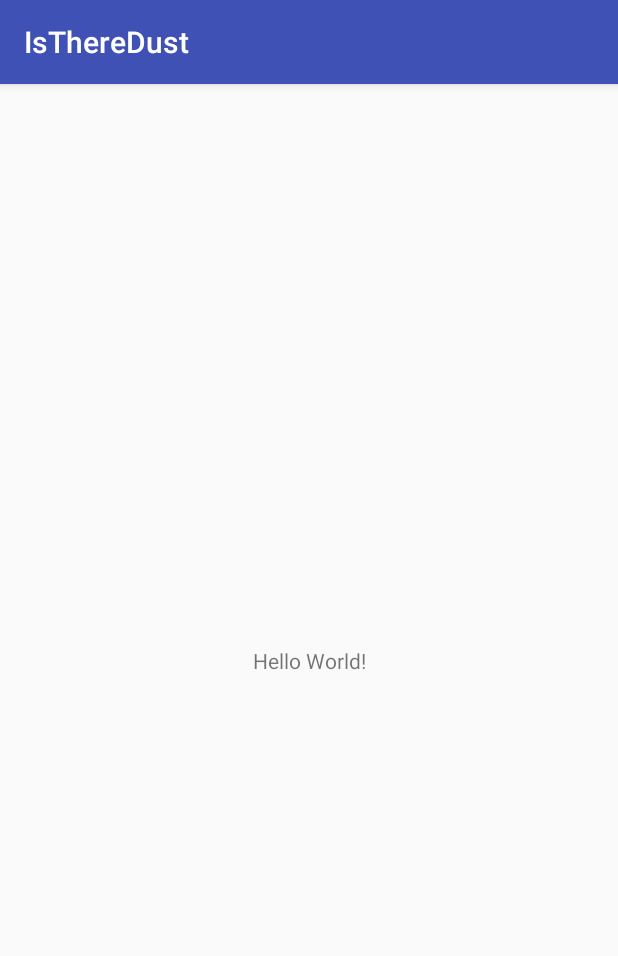
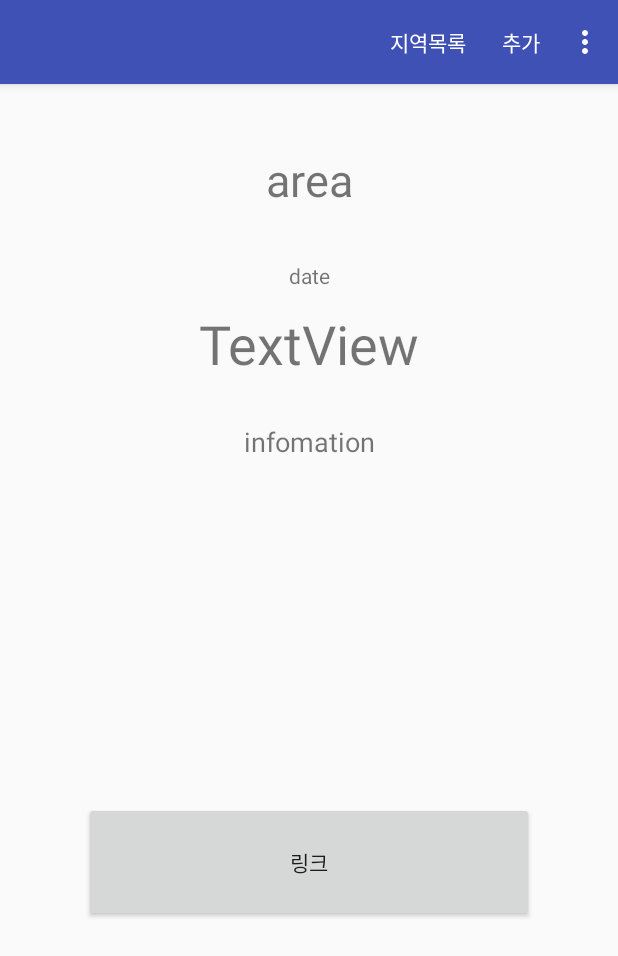
Before and after one commit to Psyke1004/IsThereDust, an Android app: the screen it shows after launch (MainActivity before the commit, Main2Activity after it), on a phone screen of 412 x 824 dp. Shown: the top 956 px of the screen. Run offline under Robolectric (Android 15) with nearby library versions, the phone set to English and light mode, and no system bars.

Commit message:
첫 페이지 추가, 기본적인 툴바메뉴 작성(클릭 이벤트는 아직 만들지 않음)

```diff
--- a/app/build.gradle
+++ b/app/build.gradle
@@ -26,5 +26,6 @@ dependencies {
     })
     compile 'com.android.support:appcompat-v7:25.3.0'
     compile 'com.android.support.constraint:constraint-layout:1.0.1'
+    compile 'com.android.support:design:25.3.1'
     testCompile 'junit:junit:4.12'
 }
--- a/app/src/main/AndroidManifest.xml
+++ b/app/src/main/AndroidManifest.xml
@@ -9,13 +9,20 @@
         android:roundIcon="@mipmap/ic_launcher_round"
         android:supportsRtl="true"
         android:theme="@style/AppTheme">
-        <activity android:name=".MainActivity">
+        <activity android:name=".Main2Activity"
+            android:label="@string/title_activity_main2"
+            android:theme="@style/AppTheme.NoActionBar">
+
             <intent-filter>
                 <action android:name="android.intent.action.MAIN" />
 
                 <category android:name="android.intent.category.LAUNCHER" />
             </intent-filter>
         </activity>
+        <activity
+            android:name=".MainActivity">
+
+        </activity>
     </application>
 
 </manifest>
--- /dev/null
+++ b/app/src/main/java/psykehg/istheredust/Main2Activity.java
@@ -0,0 +1,27 @@
+package psykehg.istheredust;
+
+import android.os.Bundle;
+import android.support.design.widget.FloatingActionButton;
+import android.support.design.widget.Snackbar;
+import android.support.v7.app.AppCompatActivity;
+import android.support.v7.widget.Toolbar;
+import android.view.Menu;
+import android.view.View;
+
+public class Main2Activity extends AppCompatActivity {
+
+    @Override
+    protected void onCreate(Bundle savedInstanceState) {
+        super.onCreate(savedInstanceState);
+        setContentView(R.layout.activity_main2);
+        Toolbar toolbar = (Toolbar) findViewById(R.id.toolbar);
+        setSupportActionBar(toolbar);
+
+
+    }
+    public boolean onCreateOptionsMenu(Menu menu) {
+        // Inflate the menu; this adds items to the action bar if it is present.
+        getMenuInflater().inflate(R.menu.main, menu);
+        return true;
+    }
+}
--- a/app/src/main/res/layout/activity_main.xml
+++ b/app/src/main/res/layout/activity_main.xml
@@ -6,13 +6,4 @@
     android:layout_height="match_parent"
     tools:context="psykehg.istheredust.MainActivity">
 
-    <TextView
-        android:layout_width="wrap_content"
-        android:layout_height="wrap_content"
-        android:text="Hello World!"
-        app:layout_constraintBottom_toBottomOf="parent"
-        app:layout_constraintLeft_toLeftOf="parent"
-        app:layout_constraintRight_toRightOf="parent"
-        app:layout_constraintTop_toTopOf="parent" />
-
 </android.support.constraint.ConstraintLayout>
--- /dev/null
+++ b/app/src/main/res/layout/activity_main2.xml
@@ -0,0 +1,27 @@
+<?xml version="1.0" encoding="utf-8"?>
+<android.support.design.widget.CoordinatorLayout
+    xmlns:android="http://schemas.android.com/apk/res/android"
+    xmlns:app="http://schemas.android.com/apk/res-auto"
+    xmlns:tools="http://schemas.android.com/tools"
+    android:layout_width="match_parent"
+    android:layout_height="match_parent"
+    tools:context="psykehg.istheredust.Main2Activity">
+
+    <android.support.design.widget.AppBarLayout
+        android:layout_width="match_parent"
+        android:layout_height="wrap_content"
+        android:theme="@style/AppTheme.AppBarOverlay">
+
+        <android.support.v7.widget.Toolbar
+            android:id="@+id/toolbar"
+            android:layout_width="match_parent"
+            android:layout_height="?attr/actionBarSize"
+            android:background="?attr/colorPrimary"
+            app:popupTheme="@style/AppTheme.PopupOverlay" />
+
+    </android.support.design.widget.AppBarLayout>
+
+    <include layout="@layout/content_main2"
+        android:id="@+id/include" />
+
+</android.support.design.widget.CoordinatorLayout>
--- /dev/null
+++ b/app/src/main/res/layout/content_main2.xml
@@ -0,0 +1,88 @@
+<?xml version="1.0" encoding="utf-8"?>
+<android.support.constraint.ConstraintLayout xmlns:android="http://schemas.android.com/apk/res/android"
+    xmlns:app="http://schemas.android.com/apk/res-auto"
+    xmlns:tools="http://schemas.android.com/tools"
+    android:layout_width="match_parent"
+    android:layout_height="match_parent"
+    app:layout_behavior="@string/appbar_scrolling_view_behavior"
+    tools:context="psykehg.istheredust.Main2Activity"
+    tools:showIn="@layout/activity_main2">
+
+    <TextView
+        android:id="@+id/textView"
+        android:layout_width="wrap_content"
+        android:layout_height="wrap_content"
+        android:layout_marginBottom="8dp"
+        android:layout_marginLeft="8dp"
+        android:layout_marginRight="8dp"
+        android:layout_marginTop="8dp"
+        android:text="area"
+        android:textSize="30sp"
+        app:layout_constraintBottom_toBottomOf="parent"
+        app:layout_constraintLeft_toLeftOf="parent"
+        app:layout_constraintRight_toRightOf="parent"
+        app:layout_constraintTop_toTopOf="parent"
+        app:layout_constraintVertical_bias="0.050000012" />
+
+    <TextView
+        android:id="@+id/textView2"
+        android:layout_width="wrap_content"
+        android:layout_height="wrap_content"
+        android:layout_marginBottom="8dp"
+        android:layout_marginLeft="8dp"
+        android:layout_marginRight="8dp"
+        android:layout_marginTop="8dp"
+        android:text="date"
+        app:layout_constraintBottom_toBottomOf="parent"
+        app:layout_constraintLeft_toLeftOf="parent"
+        app:layout_constraintRight_toRightOf="parent"
+        app:layout_constraintTop_toTopOf="parent"
+        app:layout_constraintVertical_bias="0.14999998" />
+
+    <TextView
+        android:id="@+id/textView3"
+        android:layout_width="wrap_content"
+        android:layout_height="wrap_content"
+        android:layout_marginBottom="8dp"
+        android:layout_marginLeft="8dp"
+        android:layout_marginRight="8dp"
+        android:layout_marginTop="8dp"
+        android:text="TextView"
+        android:textSize="36sp"
+        app:layout_constraintBottom_toBottomOf="parent"
+        app:layout_constraintLeft_toLeftOf="parent"
+        app:layout_constraintRight_toRightOf="parent"
+        app:layout_constraintTop_toTopOf="parent"
+        app:layout_constraintVertical_bias="0.19999999" />
+
+    <TextView
+        android:id="@+id/textView4"
+        android:layout_width="wrap_content"
+        android:layout_height="wrap_content"
+        android:layout_marginBottom="8dp"
+        android:layout_marginLeft="8dp"
+        android:layout_marginRight="8dp"
+        android:layout_marginTop="8dp"
+        android:text="infomation"
+        android:textSize="18sp"
+        app:layout_constraintBottom_toBottomOf="parent"
+        app:layout_constraintLeft_toLeftOf="parent"
+        app:layout_constraintRight_toRightOf="parent"
+        app:layout_constraintTop_toTopOf="parent"
+        app:layout_constraintVertical_bias="0.3" />
+
+    <Button
+        android:id="@+id/button2"
+        android:layout_width="300dp"
+        android:layout_height="80dp"
+        android:layout_marginBottom="8dp"
+        android:layout_marginLeft="8dp"
+        android:layout_marginRight="8dp"
+        android:layout_marginTop="8dp"
+        android:text="링크"
+        app:layout_constraintBottom_toBottomOf="parent"
+        app:layout_constraintLeft_toLeftOf="parent"
+        app:layout_constraintRight_toRightOf="parent"
+        app:layout_constraintTop_toTopOf="parent"
+        app:layout_constraintVertical_bias="0.7" />
+</android.support.constraint.ConstraintLayout>
--- /dev/null
+++ b/app/src/main/res/menu/main.xml
@@ -0,0 +1,39 @@
+<?xml version="1.0" encoding="utf-8"?>
+<menu xmlns:android="http://schemas.android.com/apk/res/android"
+    xmlns:app="http://schemas.android.com/apk/res-auto">
+
+    <item
+        android:id="@+id/area_list"
+        android:orderInCategory="100"
+        android:title="@string/area_list"
+        app:showAsAction="always" />
+    <item
+        android:id="@+id/logout"
+        android:orderInCategory="100"
+        android:title="@string/add"
+        app:showAsAction="always" />
+
+    <item
+        android:id="@+id/area_dust"
+        android:orderInCategory="100"
+        android:title="@string/area_dust"
+        app:showAsAction="never" />
+
+    <item
+        android:id="@+id/air_condition"
+        android:orderInCategory="100"
+        android:title="@string/air_condition"
+        app:showAsAction="never" />
+
+    <item
+        android:id="@+id/favorites"
+        android:orderInCategory="100"
+        android:title="@string/favorites"
+        app:showAsAction="never" />
+
+    <item
+        android:id="@+id/setting"
+        android:orderInCategory="100"
+        android:title="@string/setting"
+        app:showAsAction="never" />
+</menu>
--- /dev/null
+++ b/app/src/main/res/values/dimens.xml
@@ -0,0 +1,4 @@
+<resources>
+    <dimen name="activity_horizontal_margin">16dp</dimen>
+    <dimen name="activity_vertical_margin">16dp</dimen>
+</resources>
--- a/app/src/main/res/values/strings.xml
+++ b/app/src/main/res/values/strings.xml
@@ -1,3 +1,11 @@
 <resources>
     <string name="app_name">IsThereDust</string>
+    <string name="title_activity_main2"></string>
+
+    <string name="area_list">지역목록</string>
+    <string name="add">추가</string>
+    <string name="area_dust">지역별 대기</string>
+    <string name="air_condition">대기상태별</string>
+    <string name="favorites">즐겨찾기</string>
+    <string name="setting">세팅</string>
 </resources>
--- a/app/src/main/res/values/styles.xml
+++ b/app/src/main/res/values/styles.xml
@@ -8,4 +8,13 @@
         <item name="colorAccent">@color/colorAccent</item>
     </style>
 
+    <style name="AppTheme.NoActionBar">
+        <item name="windowActionBar">false</item>
+        <item name="windowNoTitle">true</item>
+    </style>
+
+    <style name="AppTheme.AppBarOverlay" parent="ThemeOverlay.AppCompat.Dark.ActionBar" />
+
+    <style name="AppTheme.PopupOverlay" parent="ThemeOverlay.AppCompat.Light" />
+
 </resources>
```
